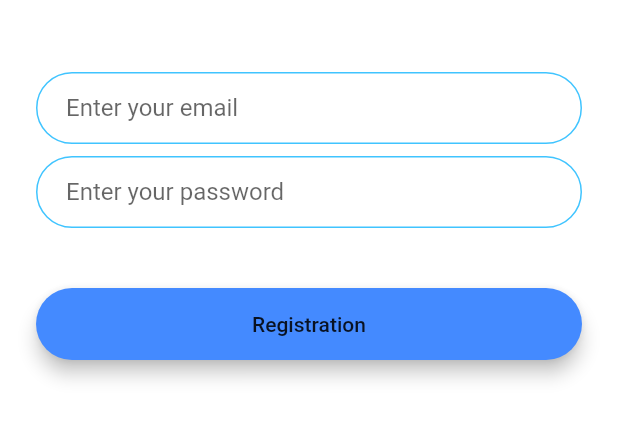
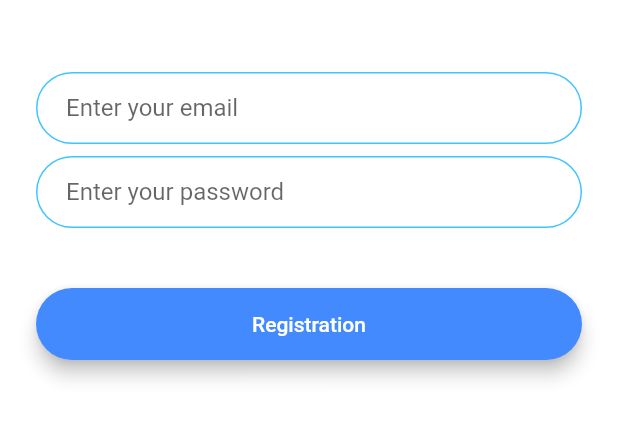
Before and after one commit to dastagg/LAB-F-flash-chat, a Flutter app: the RegistrationScreen screen opened by its route, on a phone screen of 412 x 824 dp, the part 576-1018 px from its top. Run offline on Flutter 3.47's test engine with Material 2 defaults, Android fonts, the phone set to English and light mode, and no system bars; our stand-ins replace animated_text_kit.

Commit message:
Change button text color to white.

```diff
--- a/lib/components/rounded_button.dart
+++ b/lib/components/rounded_button.dart
@@ -24,7 +24,12 @@ class RoundedButton extends StatelessWidget {
           onPressed: onPressed,
           minWidth: 200.0,
           height: 42.0,
-          child: Text(text),
+          child: Text(
+            text,
+            style: const TextStyle(
+              color: Colors.white,
+            ),
+          ),
         ),
       ),
     );
```
